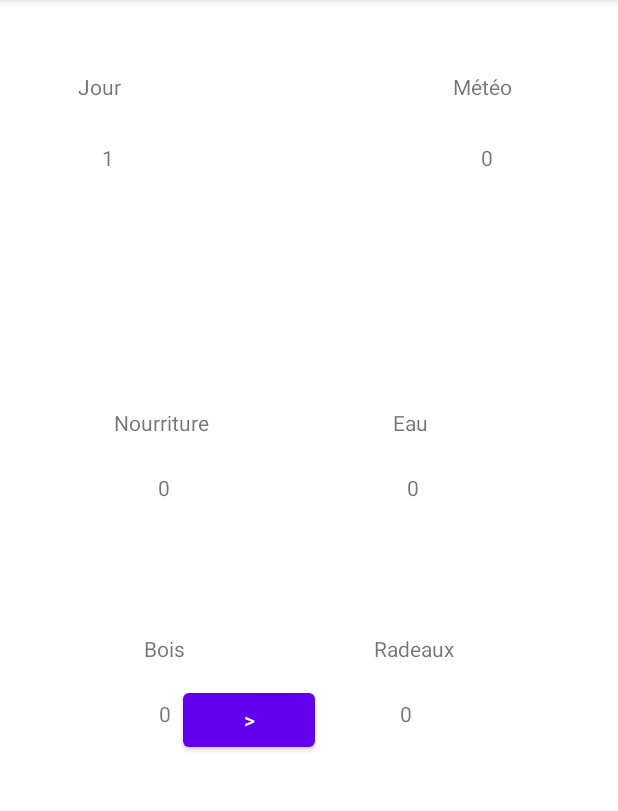
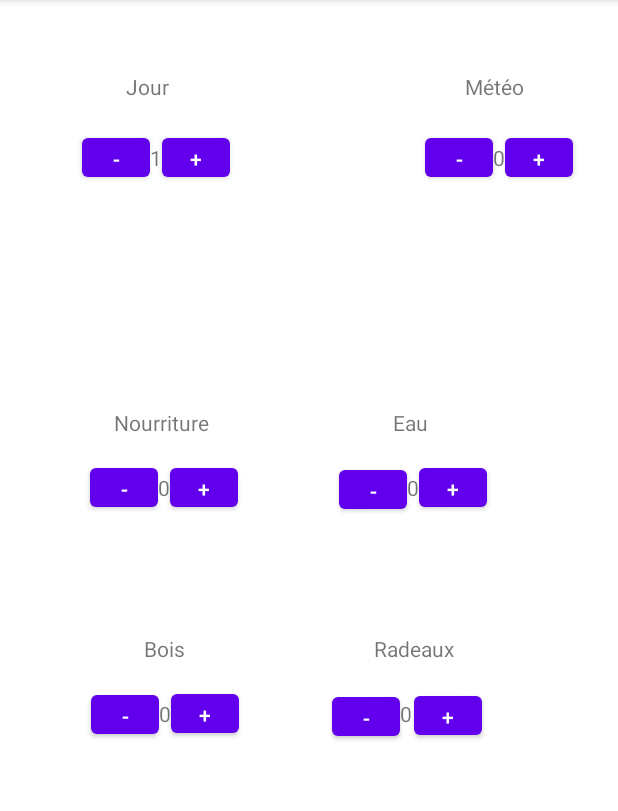
Before and after one commit to MateoLaville/Galerapagos, an Android app: the screen it shows after launch (MainActivity), on a phone screen of 412 x 824 dp, the part 84-895 px from its top. Run offline under Robolectric (Android 15) with nearby library versions, the phone set to English and light mode, and no system bars.

Commit message:
boutons fleches

```diff
--- a/app/src/main/res/layout/activity_main.xml
+++ b/app/src/main/res/layout/activity_main.xml
@@ -5,6 +5,100 @@
     android:layout_width="match_parent"
     android:layout_height="match_parent"
     tools:context=".MainActivity">
+
+    <Button
+        android:id="@+id/button9"
+        android:layout_width="45dp"
+        android:layout_height="38dp"
+        android:text="-"
+        app:layout_constraintBottom_toBottomOf="@+id/textView3"
+        app:layout_constraintEnd_toStartOf="@+id/textView3"
+        app:layout_constraintTop_toTopOf="@+id/textView3" />
+
+    <Button
+        android:id="@+id/button8"
+        android:layout_width="45dp"
+        android:layout_height="38dp"
+        android:text="-"
+        app:layout_constraintBottom_toBottomOf="@+id/textView12"
+        app:layout_constraintEnd_toStartOf="@+id/textView12"
+        app:layout_constraintTop_toTopOf="@+id/textView12" />
+
+    <Button
+        android:id="@+id/button7"
+        android:layout_width="45dp"
+        android:layout_height="38dp"
+        android:text="+"
+        app:layout_constraintBottom_toBottomOf="@+id/textView12"
+        app:layout_constraintStart_toEndOf="@+id/textView12"
+        app:layout_constraintTop_toTopOf="@+id/textView12" />
+
+    <Button
+        android:id="@+id/button4"
+        android:layout_width="45dp"
+        android:layout_height="38dp"
+        android:text="+"
+        app:layout_constraintBottom_toBottomOf="@+id/textView3"
+        app:layout_constraintStart_toEndOf="@+id/textView3"
+        app:layout_constraintTop_toTopOf="@+id/textView3" />
+
+    <Button
+        android:id="@+id/button6"
+        android:layout_width="45dp"
+        android:layout_height="38dp"
+        android:text="+"
+        app:layout_constraintBottom_toBottomOf="@+id/textView4"
+        app:layout_constraintStart_toEndOf="@+id/textView4"
+        app:layout_constraintTop_toTopOf="@+id/textView4" />
+
+    <Button
+        android:id="@+id/button10"
+        android:layout_width="45dp"
+        android:layout_height="38dp"
+        android:layout_marginTop="19dp"
+        android:text="-"
+        app:layout_constraintBottom_toBottomOf="@+id/textView4"
+        app:layout_constraintEnd_toStartOf="@+id/textView4"
+        app:layout_constraintTop_toTopOf="@+id/textView4"
+        app:layout_constraintVertical_bias="0.736" />
+
+    <Button
+        android:id="@+id/button5"
+        android:layout_width="45dp"
+        android:layout_height="38dp"
+        android:text="+"
+        app:layout_constraintBottom_toBottomOf="@+id/textView10"
+        app:layout_constraintStart_toEndOf="@+id/textView10"
+        app:layout_constraintTop_toTopOf="@+id/textView10" />
+
+    <Button
+        android:id="@+id/button13"
+        android:layout_width="45dp"
+        android:layout_height="38dp"
+        android:text="-"
+        app:layout_constraintBottom_toBottomOf="@+id/textView10"
+        app:layout_constraintEnd_toStartOf="@+id/textView10"
+        app:layout_constraintTop_toTopOf="@+id/textView10"
+        app:layout_constraintVertical_bias="0.526" />
+
+    <Button
+        android:id="@+id/button3"
+        android:layout_width="45dp"
+        android:layout_height="38dp"
+        android:text="+"
+        app:layout_constraintBottom_toBottomOf="@+id/textView8"
+        app:layout_constraintStart_toEndOf="@+id/textView8"
+        app:layout_constraintTop_toTopOf="@+id/textView8" />
+
+    <Button
+        android:id="@+id/button12"
+        android:layout_width="45dp"
+        android:layout_height="38dp"
+        android:text="-"
+        app:layout_constraintBottom_toBottomOf="@+id/textView8"
+        app:layout_constraintEnd_toStartOf="@+id/textView8"
+        app:layout_constraintTop_toTopOf="@+id/textView8"
+        app:layout_constraintVertical_bias="0.47" />
 
     <TextView
         android:id="@+id/textView8"
@@ -136,7 +230,7 @@
         android:id="@+id/textView11"
         android:layout_width="wrap_content"
         android:layout_height="wrap_content"
-        android:layout_marginStart="52dp"
+        android:layout_marginStart="84dp"
         android:layout_marginTop="48dp"
         android:text="Jour"
         app:layout_constraintStart_toStartOf="parent"
@@ -144,13 +238,21 @@
 
     <Button
         android:id="@+id/button2"
-        android:layout_width="wrap_content"
-        android:layout_height="wrap_content"
-        android:layout_marginStart="8dp"
-        android:layout_marginTop="8dp"
-        android:text=">"
+        android:layout_width="45dp"
+        android:layout_height="38dp"
+        android:text="+"
         app:layout_constraintBottom_toBottomOf="@+id/textView6"
         app:layout_constraintStart_toEndOf="@+id/textView6"
         app:layout_constraintTop_toTopOf="@+id/textView6" />
 
+    <Button
+        android:id="@+id/button11"
+        android:layout_width="45dp"
+        android:layout_height="38dp"
+        android:text="-"
+        app:layout_constraintBottom_toBottomOf="@+id/textView6"
+        app:layout_constraintEnd_toStartOf="@+id/textView6"
+        app:layout_constraintTop_toTopOf="@+id/textView6"
+        app:layout_constraintVertical_bias="0.473" />
+
 </androidx.constraintlayout.widget.ConstraintLayout>
```
